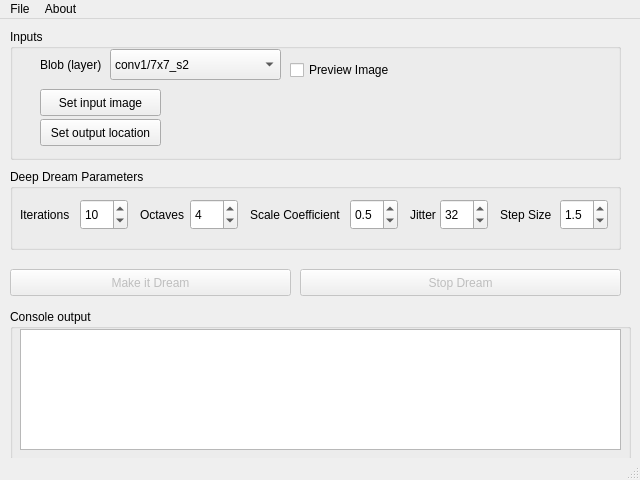
First picture: the form in gui.ui, repository OverStruck/deep-dream-maker, before the edit.
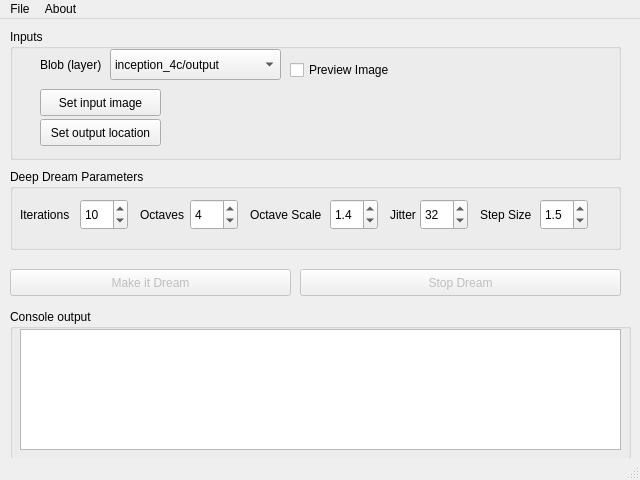
Second picture: the form after the edit.

Diff of the .ui file:
```diff
--- a/gui.ui
+++ b/gui.ui
@@ -101,6 +101,9 @@
        <height>31</height>
       </rect>
      </property>
+     <property name="currentIndex">
+      <number>45</number>
+     </property>
      <item>
       <property name="text">
        <string>conv1/7x7_s2</string>
@@ -595,18 +598,18 @@
       <rect>
        <x>240</x>
        <y>30</y>
-       <width>101</width>
+       <width>81</width>
        <height>31</height>
       </rect>
      </property>
      <property name="text">
-      <string>Scale Coefficient</string>
+      <string>Octave Scale</string>
      </property>
     </widget>
     <widget class="QDoubleSpinBox" name="sbspboScaCoeff">
      <property name="geometry">
       <rect>
-       <x>340</x>
+       <x>320</x>
        <y>30</y>
        <width>48</width>
        <height>31</height>
@@ -615,17 +618,20 @@
      <property name="decimals">
       <number>1</number>
      </property>
+     <property name="minimum">
+      <double>0.100000000000000</double>
+     </property>
      <property name="singleStep">
       <double>0.100000000000000</double>
      </property>
      <property name="value">
-      <double>0.500000000000000</double>
+      <double>1.400000000000000</double>
      </property>
     </widget>
     <widget class="QLabel" name="label_5">
      <property name="geometry">
       <rect>
-       <x>400</x>
+       <x>380</x>
        <y>30</y>
        <width>51</width>
        <height>31</height>
@@ -638,12 +644,15 @@
     <widget class="QSpinBox" name="spboJittNum">
      <property name="geometry">
       <rect>
-       <x>430</x>
+       <x>410</x>
        <y>30</y>
        <width>48</width>
        <height>31</height>
       </rect>
      </property>
+     <property name="minimum">
+      <number>1</number>
+     </property>
      <property name="maximum">
       <number>999</number>
      </property>
@@ -654,7 +663,7 @@
     <widget class="QLabel" name="label_6">
      <property name="geometry">
       <rect>
-       <x>490</x>
+       <x>470</x>
        <y>30</y>
        <width>51</width>
        <height>31</height>
@@ -667,7 +676,7 @@
     <widget class="QDoubleSpinBox" name="sbspboStpSize">
      <property name="geometry">
       <rect>
-       <x>550</x>
+       <x>530</x>
        <y>30</y>
        <width>48</width>
        <height>31</height>
@@ -676,6 +685,9 @@
      <property name="decimals">
       <number>1</number>
      </property>
+     <property name="minimum">
+      <double>0.100000000000000</double>
+     </property>
      <property name="singleStep">
       <double>0.100000000000000</double>
      </property>
```
Left out of the diff: 17 changed lines with no effect on the pictures.
